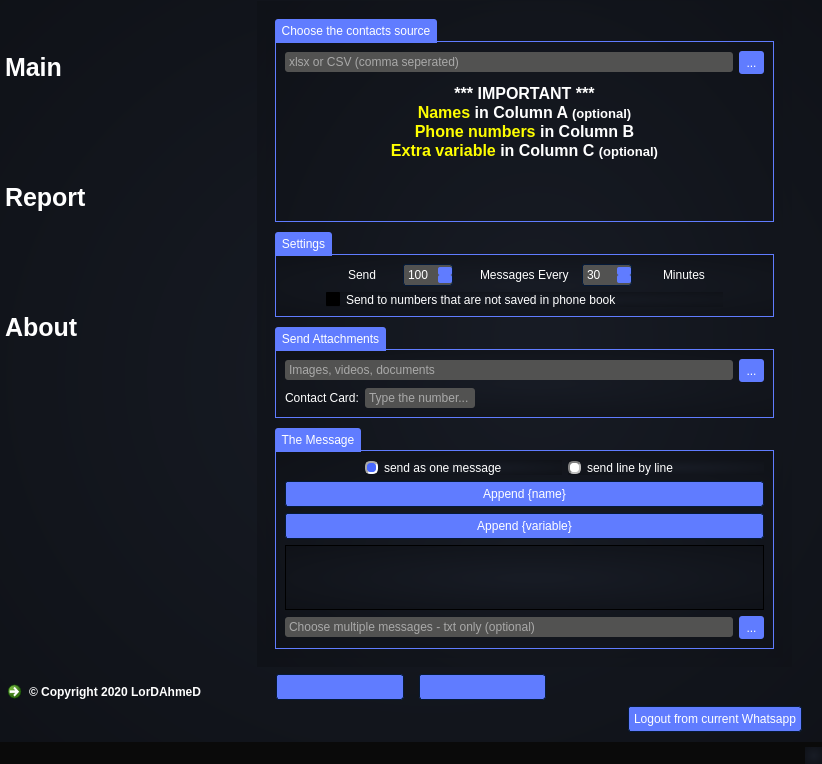
First picture: the form in extra var.ui, repository thelordahmed/Whatsapp-bulk-sender, before the edit.
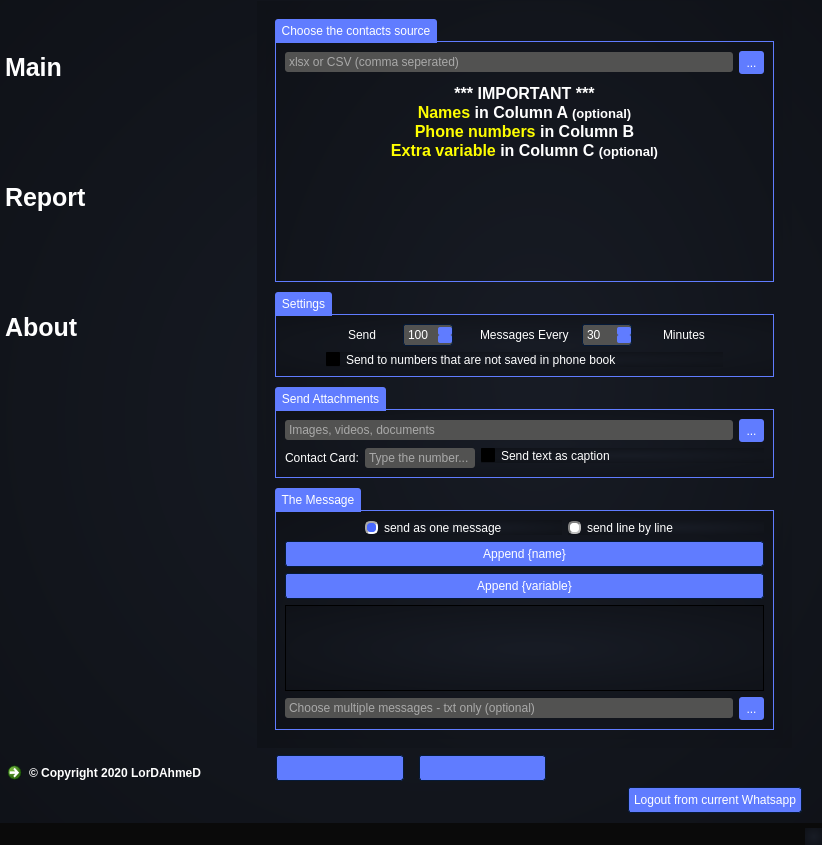
Second picture: the form after the edit. Icons and pictures are not drawn.

Commit message: added sending text as caption with the image

The edit to the form file:
```diff
--- a/extra var.ui
+++ b/extra var.ui
@@ -7,7 +7,7 @@
     <x>0</x>
     <y>0</y>
     <width>822</width>
-    <height>764</height>
+    <height>845</height>
    </rect>
   </property>
   <property name="minimumSize">
@@ -1605,7 +1605,7 @@
                      <string>&lt;!DOCTYPE HTML PUBLIC &quot;-//W3C//DTD HTML 4.0//EN&quot; &quot;http://www.w3.org/TR/REC-html40/strict.dtd&quot;&gt;
 &lt;html&gt;&lt;head&gt;&lt;meta name=&quot;qrichtext&quot; content=&quot;1&quot; /&gt;&lt;style type=&quot;text/css&quot;&gt;
 p, li { white-space: pre-wrap; }
-&lt;/style&gt;&lt;/head&gt;&lt;body style=&quot; font-family:'arial'; font-size:8.25pt; font-weight:400; font-style:normal;&quot;&gt;
+&lt;/style&gt;&lt;/head&gt;&lt;body style=&quot; font-family:'arial'; font-size:13pt; font-weight:400; font-style:normal;&quot;&gt;
 &lt;p align=&quot;center&quot; style=&quot; margin-top:0px; margin-bottom:0px; margin-left:0px; margin-right:0px; -qt-block-indent:0; text-indent:0px;&quot;&gt;&lt;span style=&quot; font-family:'MS Shell Dlg 2'; font-size:12pt; font-weight:600; color:#ffffff;&quot;&gt;*** IMPORTANT ***&lt;/span&gt;&lt;/p&gt;
 &lt;p align=&quot;center&quot; style=&quot; margin-top:0px; margin-bottom:0px; margin-left:0px; margin-right:0px; -qt-block-indent:0; text-indent:0px;&quot;&gt;&lt;span style=&quot; font-family:'MS Shell Dlg 2'; font-size:12pt; font-weight:600; color:#ffff00;&quot;&gt;Names&lt;/span&gt;&lt;span style=&quot; font-family:'MS Shell Dlg 2'; font-size:12pt; font-weight:600;&quot;&gt; in Column A &lt;/span&gt;&lt;span style=&quot; font-family:'MS Shell Dlg 2'; font-size:10pt; font-weight:600;&quot;&gt;(optional)&lt;/span&gt;&lt;/p&gt;
 &lt;p align=&quot;center&quot; style=&quot; margin-top:0px; margin-bottom:0px; margin-left:0px; margin-right:0px; -qt-block-indent:0; text-indent:0px;&quot;&gt;&lt;span style=&quot; font-family:'MS Shell Dlg 2'; font-size:12pt; font-weight:600; color:#ffff00;&quot;&gt;Phone numbers&lt;/span&gt;&lt;span style=&quot; font-family:'MS Shell Dlg 2'; font-size:12pt; font-weight:600;&quot;&gt; in Column B&lt;/span&gt;&lt;/p&gt;
@@ -1832,6 +1832,13 @@
                   </item>
                  </layout>
                 </item>
+                <item row="1" column="1">
+                 <widget class="QCheckBox" name="caption">
+                  <property name="text">
+                   <string>Send text as caption</string>
+                  </property>
+                 </widget>
+                </item>
                </layout>
               </widget>
              </item>
```
Left out of the diff: 14 changed lines with no effect on the pictures.
